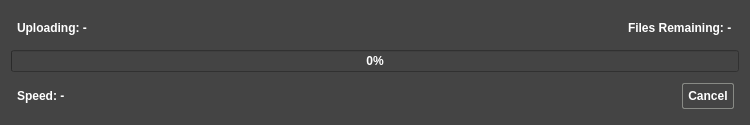
Above: ApolloExplorerPC/dialoguploadfile.ui from ronybeck/ApolloExplorer before the change. Below: the same form after it.
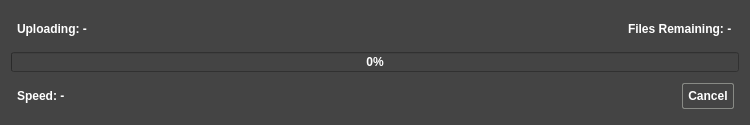
That is the form after the change. Icons and pictures are not drawn.

```diff
--- a/ApolloExplorerPC/dialoguploadfile.ui
+++ b/ApolloExplorerPC/dialoguploadfile.ui
@@ -126,6 +126,12 @@
    </item>
    <item>
     <widget class="QProgressBar" name="progressBar">
+     <property name="maximumSize">
+      <size>
+       <width>16777215</width>
+       <height>20</height>
+      </size>
+     </property>
      <property name="value">
       <number>0</number>
      </property>
```
